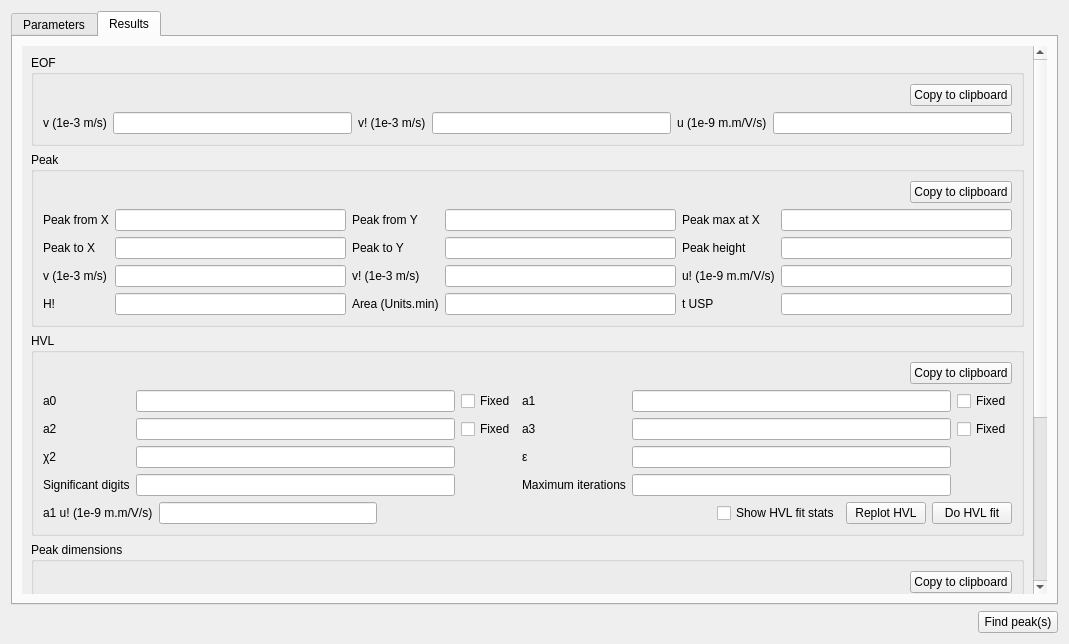
The window that src/gui/evaluationwidget.ui (echmet/CEval) describes before a commit, drawn with Qt 5.
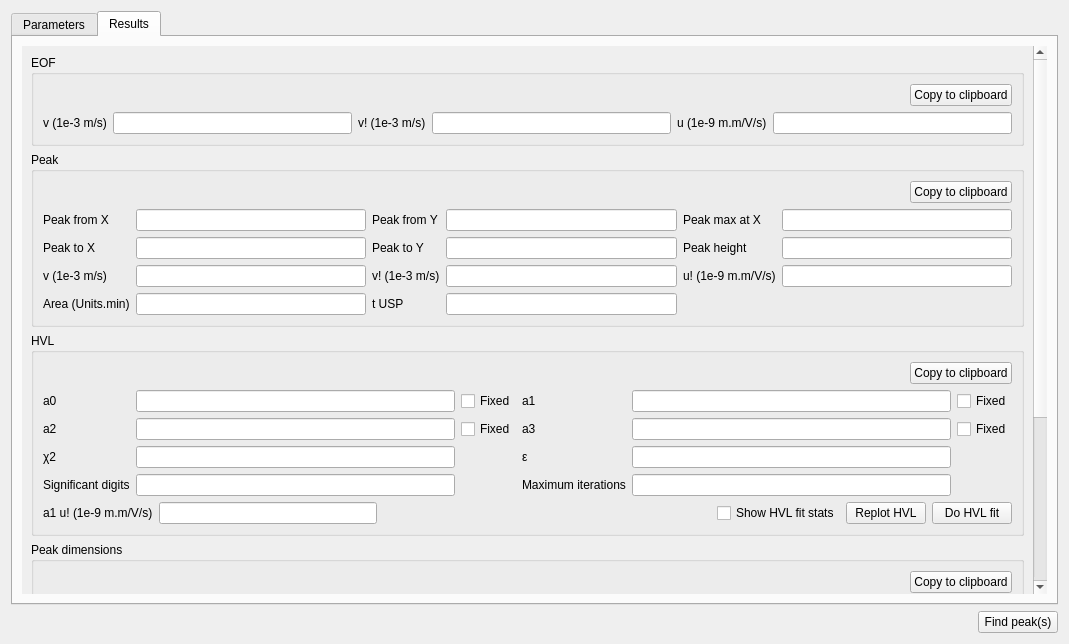
The same window after the commit. Custom widgets are drawn as their Qt base class.

Commit message: Do not display peak height from zero in the EvaluationWidget

```diff
--- a/src/gui/evaluationwidget.ui
+++ b/src/gui/evaluationwidget.ui
@@ -706,19 +706,6 @@
                   </property>
                  </widget>
                 </item>
-                <item row="3" column="1">
-                 <widget class="FloatingValueLineEdit" name="qle_peakHeightBLRes">
-                  <property name="focusPolicy">
-                   <enum>Qt::ClickFocus</enum>
-                  </property>
-                  <property name="alignment">
-                   <set>Qt::AlignRight|Qt::AlignTrailing|Qt::AlignVCenter</set>
-                  </property>
-                  <property name="readOnly">
-                   <bool>true</bool>
-                  </property>
-                 </widget>
-                </item>
                 <item row="2" column="0">
                  <widget class="QLabel" name="ql_vPeak">
                   <property name="text">
@@ -726,13 +713,6 @@
                   </property>
                  </widget>
                 </item>
-                <item row="3" column="0">
-                 <widget class="QLabel" name="ql_hPeak">
-                  <property name="text">
-                   <string>H!</string>
-                  </property>
-                 </widget>
-                </item>
                 <item row="0" column="0">
                  <widget class="QLabel" name="ql_peakFromX_2">
                   <property name="text">
@@ -740,23 +720,6 @@
                   </property>
                  </widget>
                 </item>
-                <item row="3" column="3">
-                 <widget class="FloatingValueLineEdit" name="qle_areaPeak">
-                  <property name="focusPolicy">
-                   <enum>Qt::ClickFocus</enum>
-                  </property>
-                  <property name="alignment">
-                   <set>Qt::AlignRight|Qt::AlignTrailing|Qt::AlignVCenter</set>
-                  </property>
-                 </widget>
-                </item>
-                <item row="3" column="2">
-                 <widget class="QLabel" name="ql_areaPeak">
-                  <property name="text">
-                   <string>Area (Units.min)</string>
-                  </property>
-                 </widget>
-                </item>
                 <item row="0" column="2">
                  <widget class="QLabel" name="ql_peakFromY_2">
                   <property name="text">
@@ -870,14 +833,31 @@
                   </property>
                  </widget>
                 </item>
-                <item row="3" column="4">
+                <item row="3" column="0">
+                 <widget class="QLabel" name="ql_areaPeak">
+                  <property name="text">
+                   <string>Area (Units.min)</string>
+                  </property>
+                 </widget>
+                </item>
+                <item row="3" column="1">
+                 <widget class="FloatingValueLineEdit" name="qle_areaPeak">
+                  <property name="focusPolicy">
+                   <enum>Qt::ClickFocus</enum>
+                  </property>
+                  <property name="alignment">
+                   <set>Qt::AlignRight|Qt::AlignTrailing|Qt::AlignVCenter</set>
+                  </property>
+                 </widget>
+                </item>
+                <item row="3" column="2">
                  <widget class="QLabel" name="ql_hvlTUSP">
                   <property name="text">
                    <string>t USP</string>
                   </property>
                  </widget>
                 </item>
-                <item row="3" column="5">
+                <item row="3" column="3">
                  <widget class="FloatingValueLineEdit" name="qle_hvlTUSP">
                   <property name="focusPolicy">
                    <enum>Qt::ClickFocus</enum>
```
The commit also changes 1 other file.
